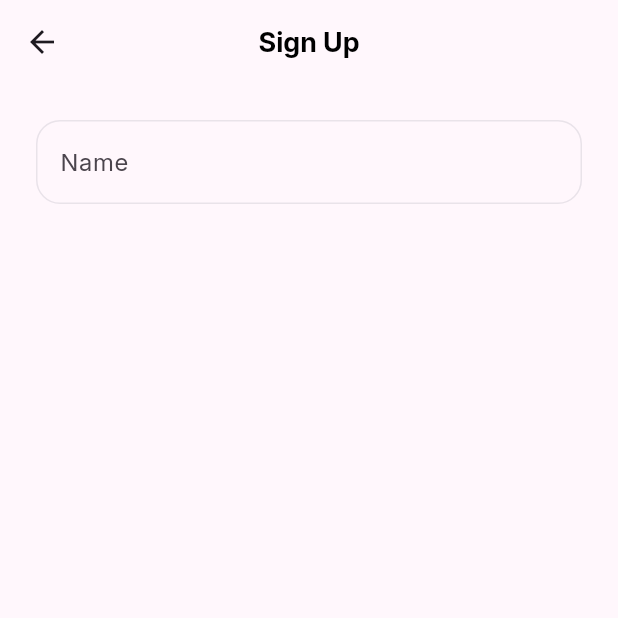
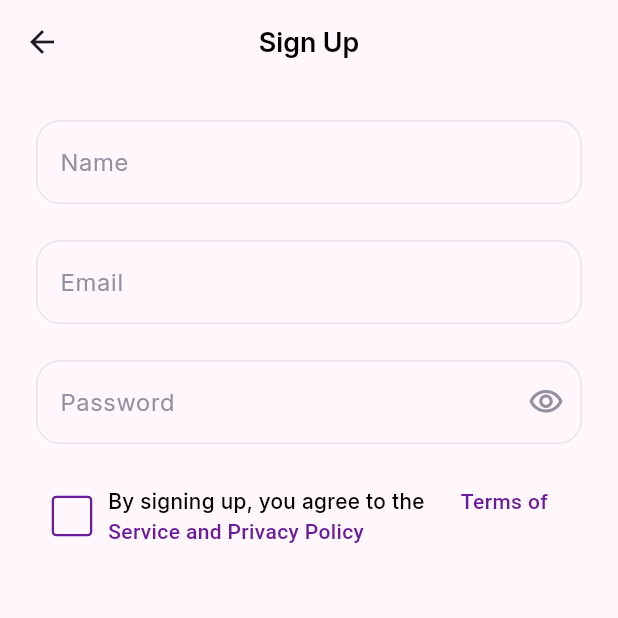
Before and after one commit to Alfas1511/flutter-laravel-frontend, a Flutter app: the SignupScreen screen opened by its route, on a phone screen of 412 x 824 dp, the top half of it. Run offline on Flutter 3.47's test engine with Material 3 defaults, Android fonts, the phone set to English and light mode, and no system bars.

Commit message:
sign up screen updates

```diff
--- /dev/null
+++ b/lib/resources/app_spacing.dart
@@ -0,0 +1,7 @@
+import 'package:flutter/widgets.dart';
+
+class AppSpacing {
+  static SizedBox horizontal({double size = 24}) => SizedBox(width: 24);
+  static SizedBox vertical({double size = 24}) => SizedBox(height: 24);
+  static SizedBox empty() => SizedBox();
+}
--- a/lib/resources/app_strings.dart
+++ b/lib/resources/app_strings.dart
@@ -12,4 +12,11 @@
 
   static String signUp = "Sign Up";
   static String logIn = "Log In";
+
+  static String name = "Name";
+  static String email = "Email";
+  static String password = "Password";
+
+  static String agreeText = "By signing up, you agree to the";
+  static String termsAndPrivacy = "Terms of Service and Privacy Policy";
 }
--- a/lib/resources/app_styles.dart
+++ b/lib/resources/app_styles.dart
@@ -14,7 +14,7 @@
   }
 
   static TextStyle medium({double size = 16, Color color = Colors.black}) {
-    return TextStyle(color: color, fontSize: size, fontWeight: FontWeight.w600);
+    return TextStyle(color: color, fontSize: size, fontWeight: FontWeight.w500);
   }
 
   static TextStyle appTitleText({double size = 18, Color color = Colors.black}) {
--- a/lib/screens/auth/signup_screen.dart
+++ b/lib/screens/auth/signup_screen.dart
@@ -1,8 +1,9 @@
 import 'package:flutter/material.dart';
-import 'package:flutter_laravel_sample/resources/app_routes.dart';
+import 'package:flutter_laravel_sample/resources/app_spacing.dart';
 import 'package:flutter_laravel_sample/resources/app_strings.dart';
 import 'package:flutter_laravel_sample/resources/app_styles.dart';
-import 'package:flutter_laravel_sample/screens/components/ui/text_input.dart';
+import 'package:flutter_laravel_sample/screens/components/ui/forms/check_box_input.dart';
+import 'package:flutter_laravel_sample/screens/components/ui/forms/text_input.dart';
 
 class SignupScreen extends StatefulWidget {
   const SignupScreen({super.key});
@@ -25,7 +26,21 @@
       ),
       body: ListView(
         padding: EdgeInsets.all(24),
-        children: [TextInputComponent(label: "Name")]),
+        children: [
+          TextInputComponent(label: AppStrings.name),
+          AppSpacing.vertical(),
+          TextInputComponent(label: AppStrings.email),
+          AppSpacing.vertical(),
+          TextInputComponent(label: AppStrings.password, isPassword: true),
+          AppSpacing.vertical(),
+          CheckBoxInputComponent(
+            value: false,
+            onChanged: (value) {
+              print(value);
+            },
+          ),
+        ],
+      ),
     );
   }
 }
--- /dev/null
+++ b/lib/screens/components/ui/forms/check_box_input.dart
@@ -0,0 +1,69 @@
+import 'package:flutter/material.dart';
+import 'package:flutter_laravel_sample/resources/app_colours.dart';
+import 'package:flutter_laravel_sample/resources/app_spacing.dart';
+import 'package:flutter_laravel_sample/resources/app_strings.dart';
+import 'package:flutter_laravel_sample/resources/app_styles.dart';
+
+class CheckBoxInputComponent extends StatefulWidget {
+  final bool value;
+  final ValueChanged<bool> onChanged;
+
+  const CheckBoxInputComponent({
+    super.key,
+    required this.value,
+    required this.onChanged,
+  });
+
+  @override
+  State<CheckBoxInputComponent> createState() => _CheckBoxInputComponentState();
+}
+
+class _CheckBoxInputComponentState extends State<CheckBoxInputComponent> {
+  late bool value;
+
+  @override
+  Widget build(BuildContext context) {
+    return Row(
+      children: [
+        Transform.scale(
+          scale: 1.5,
+          child: Checkbox(
+            activeColor: AppColours.primaryColour,
+            checkColor: Colors.white,
+            side: BorderSide(color: AppColours.primaryColour),
+            value: value,
+            onChanged: (bool? newValue) {
+              setState(() => value = newValue!);
+              widget.onChanged(value);
+            },
+          ),
+        ),
+        Expanded(
+          child: Text.rich(
+            style: AppStyles.medium(size: 14),
+            TextSpan(
+              text: AppStrings.agreeText,
+              children: [
+                WidgetSpan(child: AppSpacing.horizontal(size: 1)),
+                TextSpan(
+                  text: AppStrings.termsAndPrivacy,
+                  style: AppStyles.medium(
+                    size: 14,
+                    color: AppColours.primaryColour,
+                  ),
+                ),
+              ],
+            ),
+          ),
+        ),
+      ],
+    );
+  }
+
+  @override
+  void initState() {
+    // TODO: implement initState
+    super.initState();
+    value = widget.value;
+  }
+}
--- a/lib/screens/components/ui/text_input.dart
+++ b/lib/screens/components/ui/forms/text_input.dart
@@ -1,21 +1,27 @@
 import 'package:flutter/material.dart';
 import 'package:flutter_laravel_sample/resources/app_colours.dart';
-import 'package:flutter_laravel_sample/resources/app_styles.dart';
+import 'package:flutter_laravel_sample/resources/app_spacing.dart';
 
 class TextInputComponent extends StatefulWidget {
   final String label;
-  TextInputComponent({super.key, required this.label});
+  final bool isPassword;
+
+  TextInputComponent({super.key, required this.label, this.isPassword = false});
 
   @override
   State<TextInputComponent> createState() => _TextInputComponentState();
 }
 
 class _TextInputComponentState extends State<TextInputComponent> {
+  bool showPassword = false;
+
   @override
   Widget build(BuildContext context) {
     return TextFormField(
+      obscureText: (widget.isPassword && showPassword),
       decoration: InputDecoration(
         labelText: widget.label,
+        labelStyle: TextStyle(color: AppColours.light20),
         border: OutlineInputBorder(
           borderRadius: BorderRadius.circular(16),
           // ignore: deprecated_member_use
@@ -31,7 +37,22 @@
           // ignore: deprecated_member_use
           borderSide: BorderSide(color: AppColours.primaryColour),
         ),
+        suffixIcon: widget.isPassword
+            ? InkWell(
+                onTap: togglePassword,
+                child: Icon(
+                  showPassword
+                      ? Icons.visibility_off_outlined
+                      : Icons.visibility_outlined,
+                  color: AppColours.light20,
+                ),
+              )
+            : AppSpacing.empty(),
       ),
     );
   }
+
+  void togglePassword() => setState(() {
+    showPassword = !showPassword;
+  });
 }
--- a/lib/screens/onboarding/walk_through_screen.dart
+++ b/lib/screens/onboarding/walk_through_screen.dart
@@ -2,6 +2,7 @@
 import 'package:flutter_laravel_sample/models/slide.dart';
 import 'package:flutter_laravel_sample/resources/app_colours.dart';
 import 'package:flutter_laravel_sample/resources/app_routes.dart';
+import 'package:flutter_laravel_sample/resources/app_spacing.dart';
 import 'package:flutter_laravel_sample/resources/app_strings.dart';
 import 'package:flutter_laravel_sample/resources/app_styles.dart';
 import 'package:flutter_laravel_sample/screens/components/ui/button.dart';
@@ -92,21 +93,21 @@
   Widget buttonsWidget() {
     return Column(
       children: [
-        const SizedBox(height: 20),
+        AppSpacing.vertical(size: 20),
 
         ButtonComponent(
           label: AppStrings.signUp,
           onPressed: () => Navigator.of(context).pushNamed(AppRoutes.signup),
         ),
 
-        const SizedBox(height: 20),
+        AppSpacing.vertical(size: 20),
 
         ButtonComponent(
           label: AppStrings.logIn,
           type: ButtonType.secondary,
           onPressed: () => {},
         ),
-        const SizedBox(height: 24),
+        AppSpacing.vertical(),
       ],
     );
   }
--- a/pubspec.yaml
+++ b/pubspec.yaml
@@ -79,6 +79,8 @@
         - asset: assets/fonts/Inter_18pt-Bold.ttf
         - asset: assets/fonts/Inter_18pt-Medium.ttf
           weight: 600
+        - asset: assets/fonts/Inter_18pt-SemiBold.ttf
+          weight: 500
         - asset: assets/fonts/Inter_18pt-Regular.ttf
           weight: 700
 
```
Also changed, not shown: assets/fonts/Inter_18pt-SemiBold.ttf (added).
